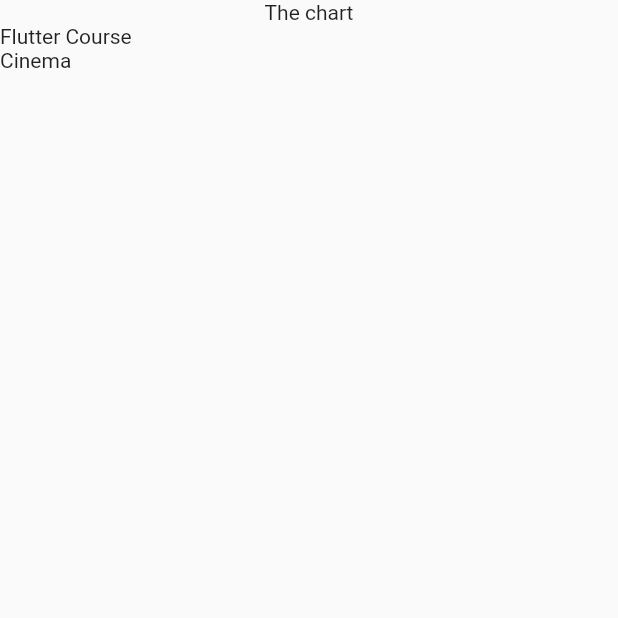
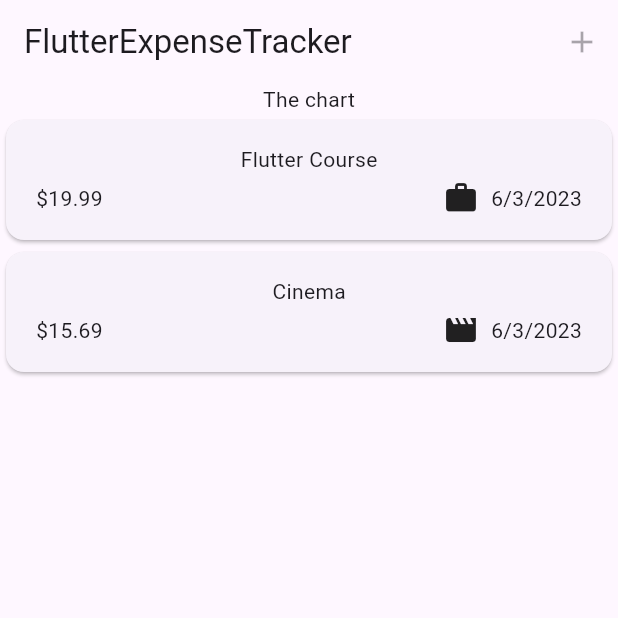
Before and after one commit to in-aadi/Expense-Tracker, a Flutter app: the screen it shows after launch, on a phone screen of 412 x 824 dp, the top half of it. Run offline on Flutter 3.47's test engine with Material 2 defaults, Android fonts, the phone set to English and light mode, and no system bars; statements that could not run were skipped.

Commit message:
Some updates

```diff
--- a/lib/main.dart
+++ b/lib/main.dart
@@ -1,10 +1,11 @@
 import "package:flutter/material.dart";
-import 'expenses.dart';
+import 'widgets/expenses.dart';
 
 void main(){
   runApp(
-    const MaterialApp(
-      home: Expenses(),
+    MaterialApp(
+      theme: ThemeData(useMaterial3: true),
+      home: const Expenses(),
     )
   );
 }
--- a/lib/models/expense.dart
+++ b/lib/models/expense.dart
@@ -1,6 +1,10 @@
+import 'package:flutter/material.dart';
 import 'package:uuid/uuid.dart';
+import 'package:intl/intl.dart';
 
 const uuid = Uuid();
+
+final formatter = DateFormat.yMd();
 
 enum Category{
   food,
@@ -8,6 +12,13 @@ enum Category{
   leisure,
   work
 }
+
+const categoryIcons = {
+  Category.food: Icons.lunch_dining,
+  Category.travel: Icons.flight_takeoff,
+  Category.leisure: Icons.movie,
+  Category.work: Icons.work,
+};
 
 class Expense{
   Expense({
@@ -22,4 +33,8 @@ class Expense{
   final double amount;
   final DateTime date;
   final Category category;
+
+  String get formattedDate{
+    return formatter.format(date);
+  }
 }
--- /dev/null
+++ b/lib/widgets/expense_item.dart
@@ -0,0 +1,39 @@
+import 'package:expense_tracker/models/expense.dart';
+import 'package:flutter/material.dart';
+
+class ExpenseItem extends StatelessWidget {
+  const ExpenseItem(this.expense, {super.key});
+
+  final Expense expense;
+
+  @override
+  Widget build(BuildContext context) {
+    return Card(
+      child: Padding(
+        padding: const EdgeInsets.symmetric(
+          horizontal: 20,
+          vertical: 16
+        ),
+        child: Column(
+          children: [
+            Text(expense.title),
+            const SizedBox(height: 4,),
+            Row(
+              children: [
+                Text("\$${expense.amount.toStringAsFixed(2)}"),
+                const Spacer(),
+                Row(
+                  children: [
+                    Icon(categoryIcons[expense.category]),
+                    const SizedBox(width: 8,),
+                    Text(expense.formattedDate),
+                  ],
+                ),
+              ],
+            )
+          ]
+        ),
+      ),
+    );
+  }
+}
--- a/lib/expenses.dart
+++ b/lib/widgets/expenses.dart
@@ -1,6 +1,6 @@
-import 'package:expense_tracker/expenses_list.dart';
+import 'package:expense_tracker/widgets/expenses_list.dart';
 import 'package:flutter/material.dart';
-import 'models/expense.dart';
+import '../models/expense.dart';
 
 class Expenses extends StatefulWidget {
   const Expenses({super.key});
@@ -25,9 +25,23 @@ class _ExpensesState extends State<Expenses> {
       category: Category.leisure,
     ),
   ];
+
+  void _openAddExpenseOverlay(){
+    showModalBottomSheet(context: context, builder: builder)
+  }
+
   @override
   Widget build(BuildContext context) {
     return Scaffold(
+      appBar: AppBar(
+        title: const Text("FlutterExpenseTracker"),
+        actions: [
+          IconButton(
+            onPressed: _openAddExpenseOverlay,
+            icon: const Icon(Icons.add)
+          )
+        ],
+      ),
       body: Column(
         children: [
           const Text("The chart"),
--- a/lib/expenses_list.dart
+++ b/lib/widgets/expenses_list.dart
@@ -1,5 +1,6 @@
+import 'package:expense_tracker/widgets/expense_item.dart';
 import 'package:flutter/material.dart';
-import 'models/expense.dart';
+import '../models/expense.dart';
 
 class ExpensesList extends StatelessWidget {
   const ExpensesList({super.key, required this.expenses});
@@ -10,7 +11,7 @@ class ExpensesList extends StatelessWidget {
   Widget build(BuildContext context) {
     return ListView.builder(
       itemCount: expenses.length,
-      itemBuilder: (ctx, index) => Text(expenses[index].title),
+      itemBuilder: (ctx, index) => ExpenseItem(expenses[index]),
     );
   }
 }
--- a/pubspec.yaml
+++ b/pubspec.yaml
@@ -36,6 +36,7 @@ dependencies:
   # Use with the CupertinoIcons class for iOS style icons.
   cupertino_icons: ^1.0.2
   uuid: ^3.0.7
+  intl: ^0.18.1
 
 dev_dependencies:
   flutter_test:
```
Also changed, not shown: pubspec.lock.
